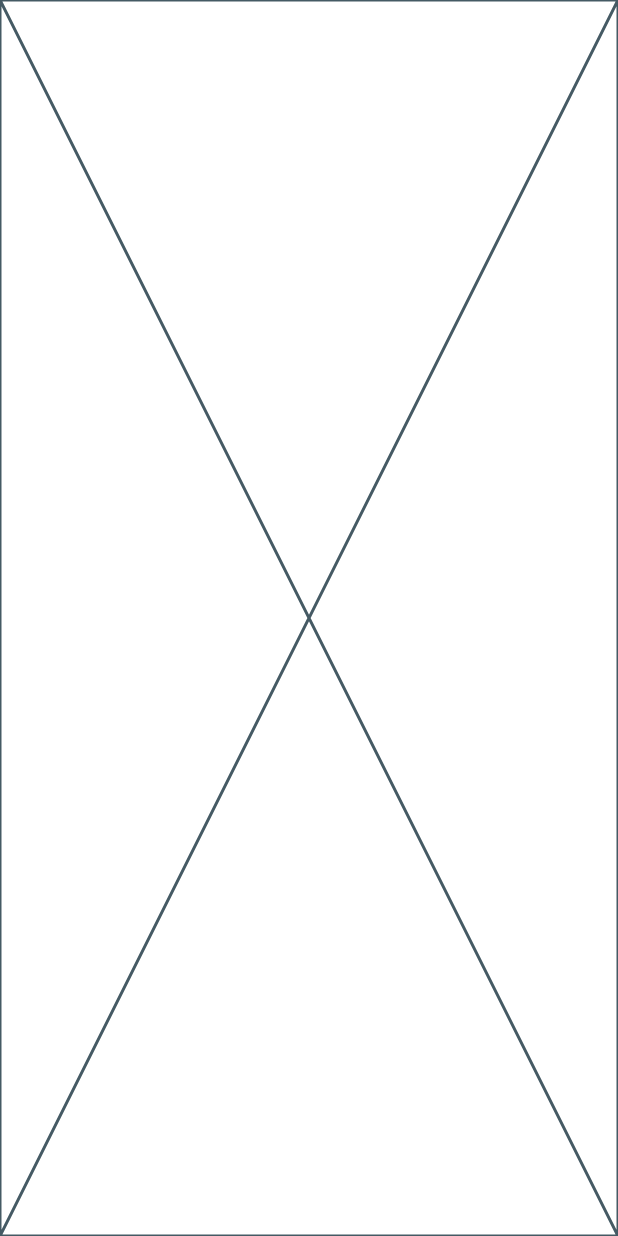
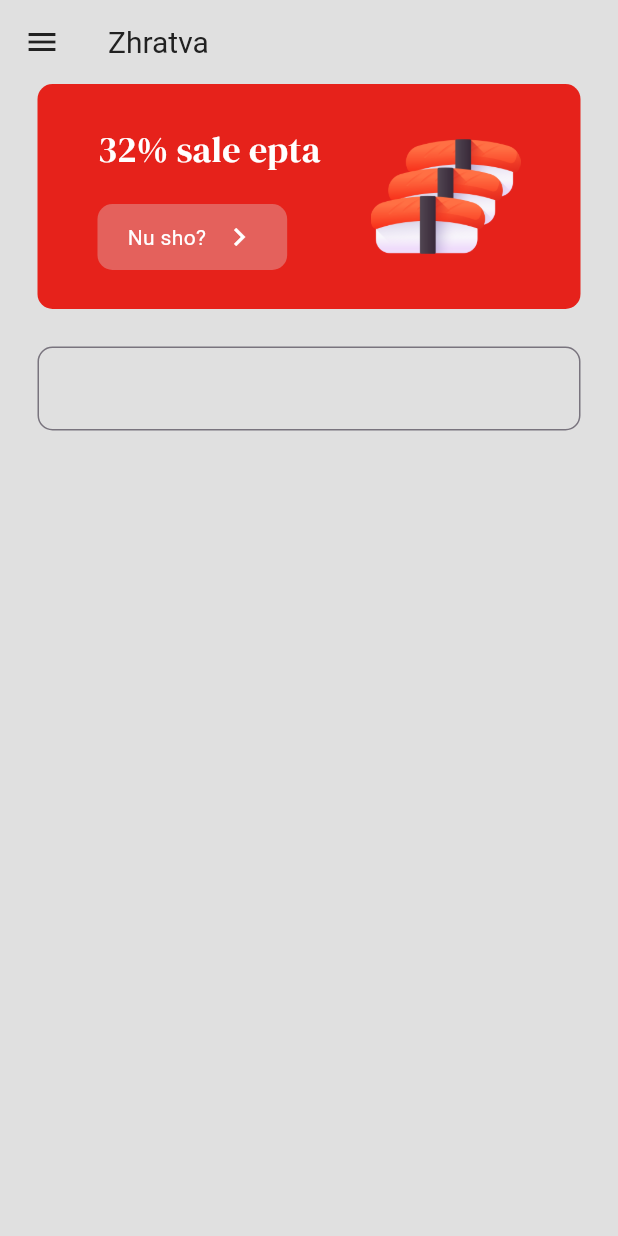
Before and after one commit to Krotav88/flatter_pizza, a Flutter app: the screen it shows after launch, after a tap on "Rigaem vmeste", on a phone screen of 412 x 824 dp. Run offline on Flutter 3.47's test engine with Material 3 defaults, Android fonts, the phone set to English and light mode, and no system bars; our stand-ins replace google_fonts.

Commit message:
Menu page appbar banner search fild

```diff
--- a/lib/components/button.dart
+++ b/lib/components/button.dart
@@ -1,4 +1,5 @@
 import 'package:flutter/material.dart';
+import 'package:flutter_application_pizza/theme/colors.dart';
 
 class MyButton extends StatelessWidget {
   final String text;
@@ -11,9 +12,13 @@ class MyButton extends StatelessWidget {
       onTap: onTap,
       child: Container(
         decoration: BoxDecoration(
-            color: const Color.fromARGB(255, 228, 97, 92),
-            borderRadius: BorderRadius.circular(10)),
-        padding: const EdgeInsets.all(20),
+          color: secondaryColor,
+          borderRadius: BorderRadius.circular(10),
+        ),
+        padding: const EdgeInsets.symmetric(
+          vertical: 10,
+          horizontal: 20,
+        ),
         child: Row(
           mainAxisAlignment: MainAxisAlignment.center,
           children: [
--- a/lib/pages/intro_page.dart
+++ b/lib/pages/intro_page.dart
@@ -1,5 +1,6 @@
 import 'package:flutter/material.dart';
 import 'package:flutter_application_pizza/components/button.dart';
+import 'package:flutter_application_pizza/theme/colors.dart';
 import 'package:google_fonts/google_fonts.dart';
 
 class IntroPage extends StatelessWidget {
@@ -8,7 +9,7 @@ class IntroPage extends StatelessWidget {
   @override
   Widget build(BuildContext context) {
     return Scaffold(
-      backgroundColor: const Color.fromARGB(255, 230, 34, 27),
+      backgroundColor: primaryColor,
       body: Padding(
         padding: const EdgeInsets.all(25.0),
         child: Column(
--- a/lib/pages/menu_page.dart
+++ b/lib/pages/menu_page.dart
@@ -1,4 +1,7 @@
 import 'package:flutter/material.dart';
+import 'package:flutter_application_pizza/components/button.dart';
+import 'package:flutter_application_pizza/theme/colors.dart';
+import 'package:google_fonts/google_fonts.dart';
 
 class MenuPage extends StatefulWidget {
   const MenuPage({super.key});
@@ -10,6 +13,83 @@ class MenuPage extends StatefulWidget {
 class _MenuPageState extends State<MenuPage> {
   @override
   Widget build(BuildContext context) {
-    return const Placeholder();
+    return Scaffold(
+      backgroundColor: Colors.grey[300],
+      appBar: AppBar(
+        backgroundColor: Colors.transparent,
+        elevation: 0,
+        leading: Icon(
+          Icons.menu,
+          color: Colors.grey[900],
+        ),
+        title: Text(
+          'Zhratva',
+          style: TextStyle(
+            color: Colors.grey[900],
+            fontSize: 20,
+          ),
+        ),
+      ),
+      body: Column(
+        children: [
+          //banner
+          Container(
+            decoration: BoxDecoration(
+              color: primaryColor,
+              borderRadius: BorderRadius.circular(10),
+            ),
+            margin: const EdgeInsets.symmetric(horizontal: 25),
+            padding: const EdgeInsets.symmetric(
+              vertical: 25,
+              horizontal: 40,
+            ),
+            child: Row(
+              mainAxisAlignment: MainAxisAlignment.spaceBetween,
+              children: [
+                Column(
+                  crossAxisAlignment: CrossAxisAlignment.start,
+                  children: [
+                    Text(
+                      '32% sale epta',
+                      style: GoogleFonts.dmSerifDisplay(
+                        fontSize: 24,
+                        color: Colors.white,
+                      ),
+                    ),
+                    const SizedBox(height: 20),
+                    MyButton(
+                      text: 'Nu sho?',
+                      onTap: () {},
+                    ),
+                  ],
+                ),
+                Image.asset(
+                  'lib/images/sushi-2.png',
+                  height: 100,
+                ),
+              ],
+            ),
+          ),
+
+          const SizedBox(height: 25),
+
+          Padding(
+            padding: const EdgeInsets.symmetric(horizontal: 25),
+            child: TextField(
+              decoration: InputDecoration(
+                border: OutlineInputBorder(
+                  borderSide: BorderSide(color: Colors.white),
+                  borderRadius: BorderRadius.circular(10),
+                ),
+                focusedBorder: OutlineInputBorder(
+                  borderSide: BorderSide(color: Colors.white),
+                  borderRadius: BorderRadius.circular(10),
+                ),
+              ),
+            ),
+          ),
+        ],
+      ),
+    );
   }
 }
--- /dev/null
+++ b/lib/theme/colors.dart
@@ -0,0 +1,4 @@
+import 'package:flutter/material.dart';
+
+var primaryColor = const Color.fromARGB(255, 230, 34, 27);
+var secondaryColor = const Color.fromARGB(255, 228, 97, 92);
```
